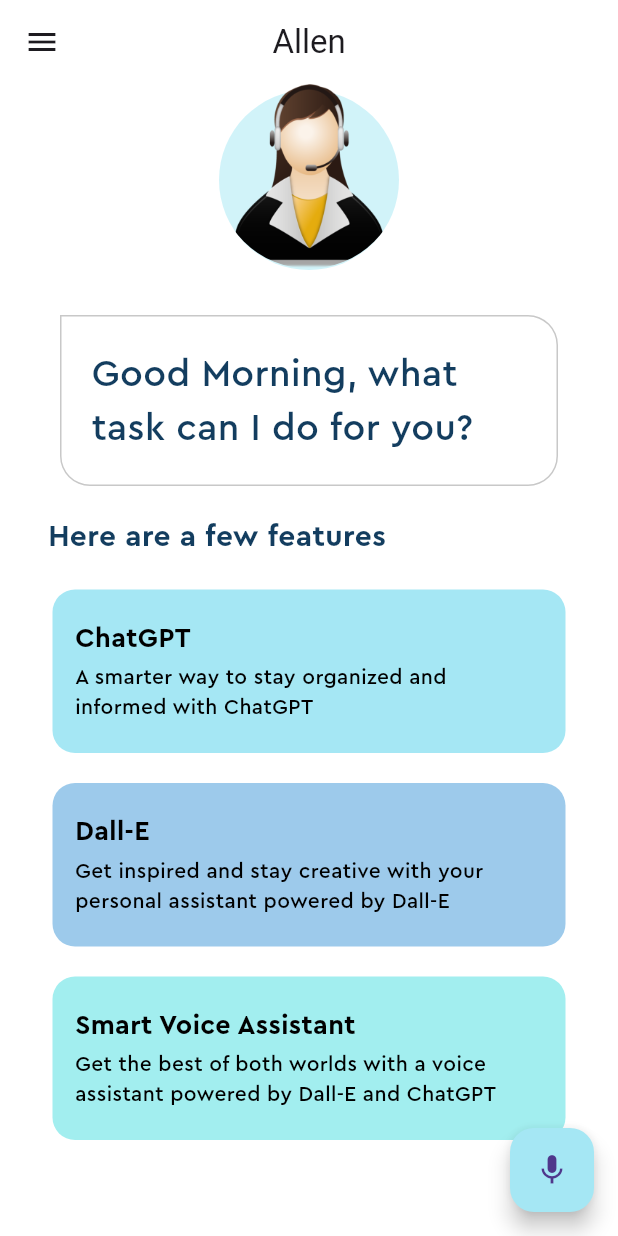
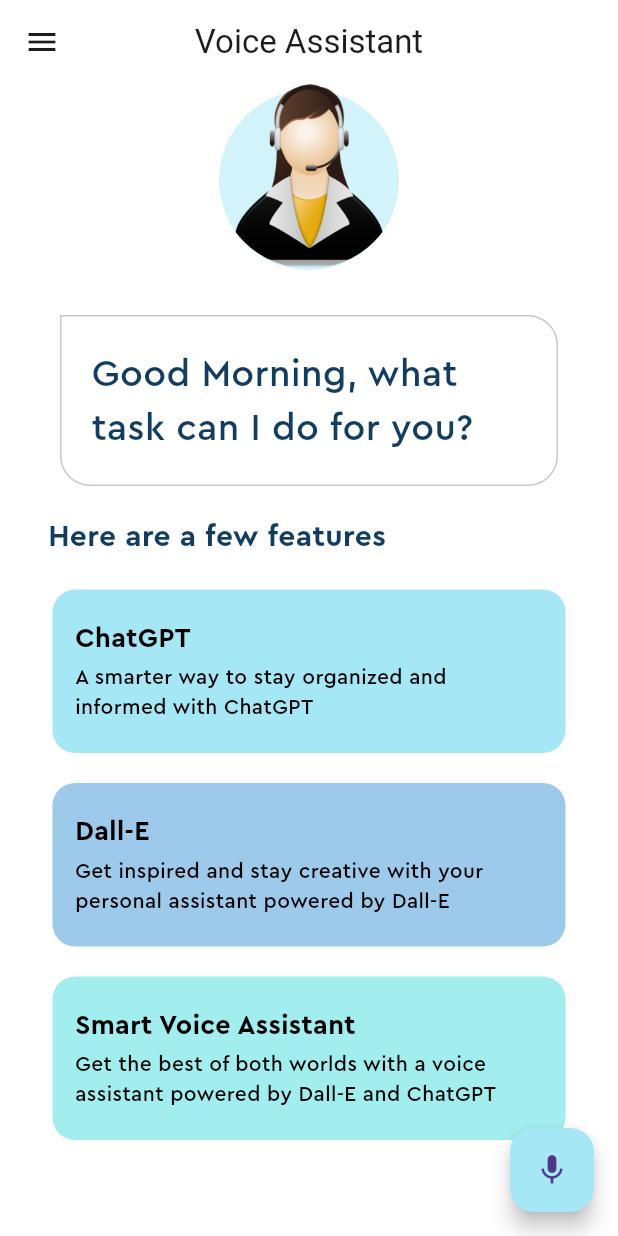
Before and after one commit to kamblemaheshg/Voice-Assistant, a Flutter app: the screen it shows after launch, on a phone screen of 412 x 824 dp. Run offline on Flutter 3.47's test engine with Material 2 defaults, Android fonts, the phone set to English and light mode, and no system bars; our stand-ins replace animate_do, flutter_tts, speech_to_text.

Commit message:
Changed the assitant Name

```diff
--- a/lib/home_page.dart
+++ b/lib/home_page.dart
@@ -73,7 +73,7 @@ class _HomePageState extends State<HomePage> {
     return Scaffold(
       appBar: AppBar(
         title: BounceInDown(
-          child: const Text('Allen'),
+          child: const Text('Voice Assistant'),
         ),
         leading: const Icon(Icons.menu),
         centerTitle: true,
```
